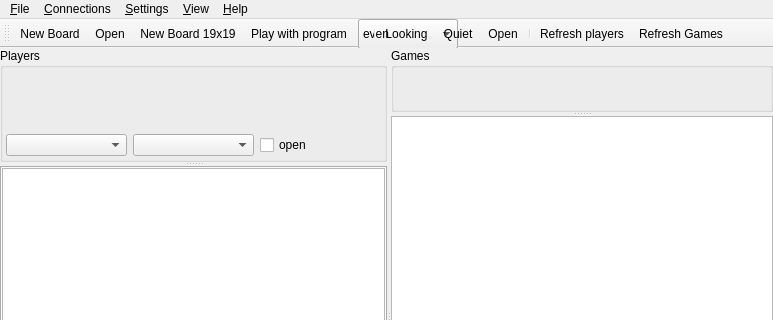
Old version of the form src/clientwindow_gui.ui in the repository bernds/q5Go; both pictures show x 0 to 773 and y 0 to 320 of the 773 by 591 pixel window.
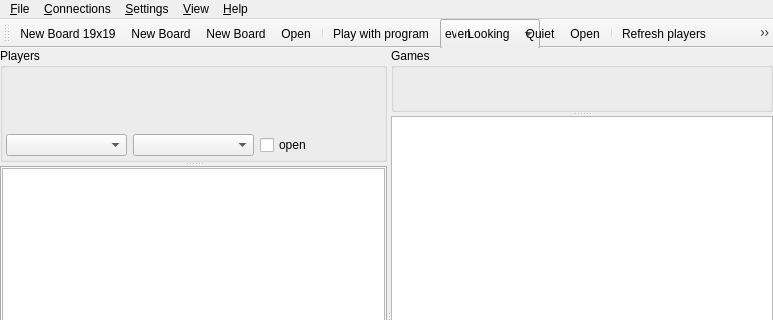
New version of the form. Icons and pictures are not drawn. Custom widgets are drawn as their Qt base class.

Diff of the .ui file:
```diff
--- a/src/clientwindow_gui.ui
+++ b/src/clientwindow_gui.ui
@@ -718,9 +718,11 @@
       <attribute name="toolBarBreak">
 	<bool>false</bool>
       </attribute>
+      <addaction name="fileNewBoard"/>
       <addaction name="fileNew"/>
+      <addaction name="fileNewVariant"/>
       <addaction name="fileOpen"/>
-      <addaction name="fileNewBoard"/>
+      <addaction name="separator"/>
       <addaction name="computerPlay"/>
     </widget>
     <widget class="QToolBar" name="Toolbar">
```
Left out of the diff: 16 changed lines with no effect on the pictures.
